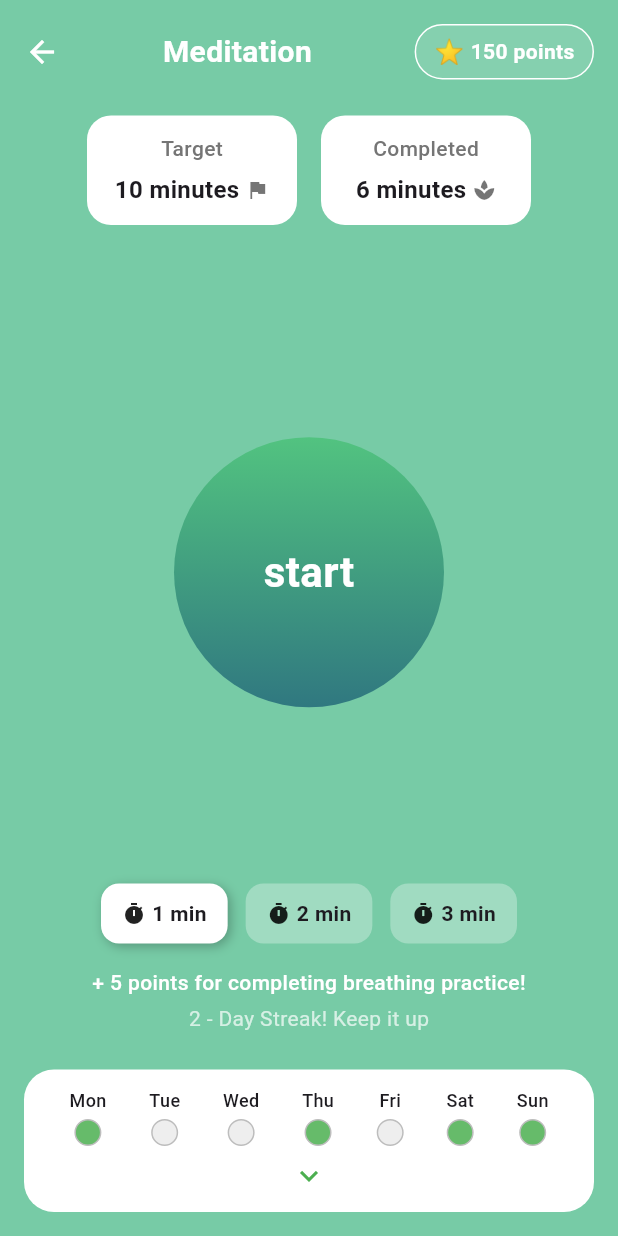
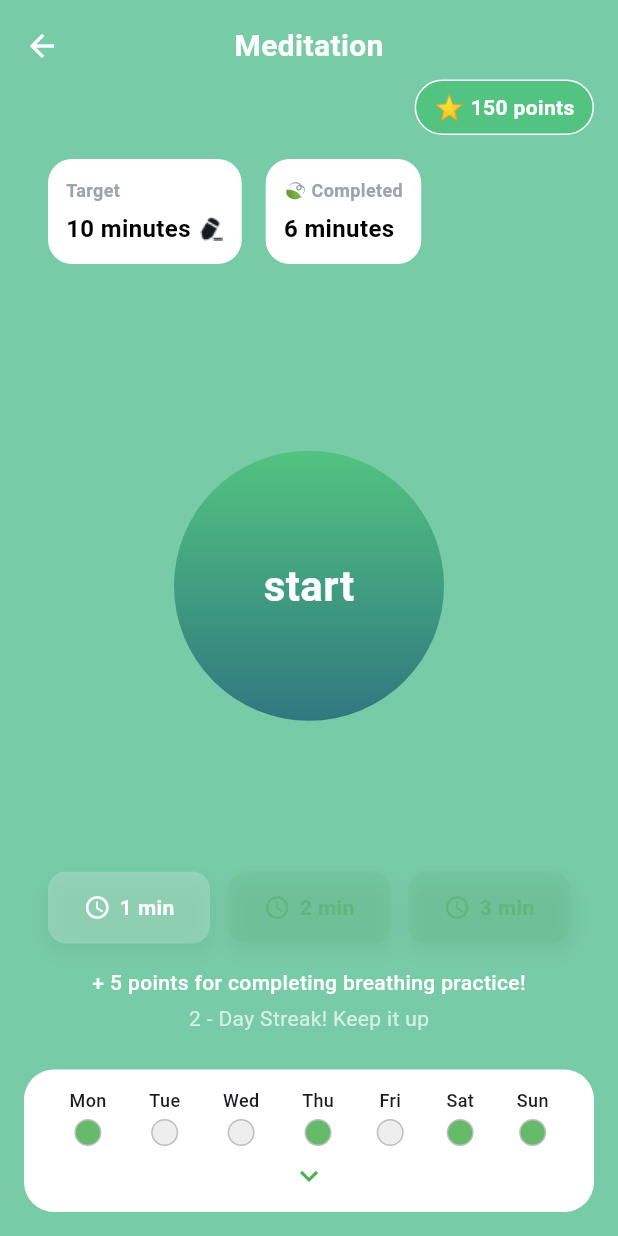
Before and after one commit to AmankeldinovaMadina/smart_health_reminder, a Flutter app: the MeditationPage screen opened directly, on a phone screen of 412 x 824 dp. Run offline on Flutter 3.47's test engine with Material 3 defaults, Android fonts, the phone set to English and light mode, and no system bars; our stand-ins replace firebase_auth; accounts and stored records are empty.

Commit message:
meditation page buttons ui corrected

```diff
--- a/lib/screens/meditation_page.dart
+++ b/lib/screens/meditation_page.dart
@@ -13,11 +13,14 @@ class MeditationPage extends StatelessWidget {
           child: Column(
             crossAxisAlignment: CrossAxisAlignment.center,
             children: [
-              // Top bar with back arrow and title
-              Row(
-                mainAxisAlignment: MainAxisAlignment.spaceBetween,
+              // Top bar with back, title, and points
+              Stack(
+                alignment: Alignment.center,
                 children: [
-                  const Icon(Icons.arrow_back, color: Colors.white),
+                  Align(
+                    alignment: Alignment.centerLeft,
+                    child: Icon(Icons.arrow_back, color: Colors.white),
+                  ),
                   const Text(
                     'Meditation',
                     style: TextStyle(
@@ -26,14 +29,20 @@ class MeditationPage extends StatelessWidget {
                       color: Colors.white,
                     ),
                   ),
-                  Container(
+                ],
+              ),
+              const SizedBox(height: 8),
+              Align(
+                    alignment: Alignment.centerRight,
+                    child: Container(
                       padding: const EdgeInsets.symmetric(horizontal: 12, vertical: 6),
                       decoration: BoxDecoration(
                         borderRadius: BorderRadius.circular(30),
                         border: Border.all(color: Colors.white),
-                      color: Colors.white.withOpacity(0.1),
+                        color: Color(0xFF52C380),
                       ),
                       child: const Row(
+                        mainAxisSize: MainAxisSize.min,
                         children: [
                           Text('⭐', style: TextStyle(fontSize: 16)),
                           SizedBox(width: 4),
@@ -47,19 +56,25 @@ class MeditationPage extends StatelessWidget {
                         ],
                       ),
                     ),
+                  ),
+              const SizedBox(height: 16),
+
+              // Target & Completed
+              Padding(
+                padding: const EdgeInsets.only(left: 16),
+                child: Align(
+                  alignment: Alignment.centerLeft,
+                  child: Row(
+                    mainAxisSize: MainAxisSize.min,
+                    children: [
+                      _statusCard(title: 'Target', value: '10 minutes', isTarget: true),
+                      const SizedBox(width: 16),
+                      _statusCard(title: '🍃 Completed', value: '6 minutes', isTarget: false),
                     ],
                   ),
-              const SizedBox(height: 24),
+                ),
+              ),
 
-              // Target & Completed
-              Row(
-                mainAxisAlignment: MainAxisAlignment.center,
-                children: [
-                  _statusCard(title: 'Target', value: '10 minutes', icon: Icons.flag),
-                  const SizedBox(width: 16),
-                  _statusCard(title: 'Completed', value: '6 minutes', icon: Icons.spa),
-                ],
-              ),
               const SizedBox(height: 24),
 
               // Start Button
@@ -72,8 +87,8 @@ class MeditationPage extends StatelessWidget {
                       shape: BoxShape.circle,
                       gradient: LinearGradient(
                         colors: [
-                          Color(0xFF52C380), // 17%
-                          Color(0xFF307880), // 100%
+                          Color(0xFF52C380),
+                          Color(0xFF307880),
                         ],
                         begin: Alignment.topCenter,
                         end: Alignment.bottomCenter,
@@ -93,15 +108,28 @@ class MeditationPage extends StatelessWidget {
               ),
 
               // Time Buttons
-              Row(
-                mainAxisAlignment: MainAxisAlignment.center,
-                children: const [
-                  _TimeButton(label: '1 min', active: true),
-                  SizedBox(width: 12),
-                  _TimeButton(label: '2 min'),
-                  SizedBox(width: 12),
-                  _TimeButton(label: '3 min'),
+              Padding(
+                padding: const EdgeInsets.symmetric(horizontal: 16),
+                child: LayoutBuilder(
+                  builder: (context, constraints) {
+                    double totalWidth = constraints.maxWidth;
+                    double spacing = 12;
+                    int buttonCount = 3;
+
+                    // Subtract total spacing between buttons
+                    double buttonWidth = (totalWidth - spacing * (buttonCount - 1)) / buttonCount;
+
+                    return Row(
+                      children: [
+                        _TimeButton(label: '1 min', active: true, width: buttonWidth),
+                        SizedBox(width: spacing),
+                        _TimeButton(label: '2 min', width: buttonWidth),
+                        SizedBox(width: spacing),
+                        _TimeButton(label: '3 min', width: buttonWidth),
                       ],
+                    );
+                  },
+                ),
               ),
 
               const SizedBox(height: 16),
@@ -121,6 +149,7 @@ class MeditationPage extends StatelessWidget {
               ),
 
               const SizedBox(height: 24),
+
               // Streak calendar
               Container(
                 padding: const EdgeInsets.symmetric(horizontal: 16, vertical: 12),
@@ -154,83 +183,123 @@ class MeditationPage extends StatelessWidget {
     );
   }
 
-  Widget _statusCard({required String title, required String value, required IconData icon}) {
-    return Container(
-      width: 140,
+Widget _statusCard({
+  required String title,
+  required String value,
+  required bool isTarget,
+}) {
+  return IntrinsicWidth(
+    child: Container(
       padding: const EdgeInsets.all(12),
       decoration: BoxDecoration(
         color: Colors.white,
         borderRadius: BorderRadius.circular(16),
       ),
       child: Column(
+        crossAxisAlignment: CrossAxisAlignment.start,
         children: [
+          // Title
           Text(
             title,
-            style: TextStyle(
-              color: Colors.grey.shade600,
-              fontWeight: FontWeight.w500,
+            style: const TextStyle(
+              fontWeight: FontWeight.w600, // semi-bold
+              fontSize: 12,
+              color: Color(0xFF9CA3AF), // light gray
             ),
           ),
           const SizedBox(height: 6),
+
+          // Value and icon
           Row(
-            mainAxisAlignment: MainAxisAlignment.center,
+            mainAxisSize: MainAxisSize.min,
+            crossAxisAlignment: CrossAxisAlignment.center,
             children: [
               Text(
                 value,
                 style: const TextStyle(
+                  fontSize: 16,
                   fontWeight: FontWeight.bold,
-                  fontSize: 16,
+                  color: Colors.black,
                 ),
               ),
-              const SizedBox(width: 4),
-              Icon(icon, size: 16, color: Colors.black54),
+              const SizedBox(width: 6),
+              isTarget
+                  ? Image.asset(
+                      'assets/change_icon.png',
+                      width: 16,
+                      height: 16,
+                    )
+                  : const Text('', style: TextStyle(fontSize: 14)),
             ],
           ),
         ],
+      ),
+    ),
+  );
+}
+
+}
+
+class _TimeButton extends StatelessWidget {
+  final String label;
+  final bool active;
+  final double width;
+
+  const _TimeButton({
+    required this.label,
+    this.active = false,
+    required this.width,
+  });
+
+  @override
+  Widget build(BuildContext context) {
+    final Color baseColor = const Color(0xFF62B67C);
+
+    return SizedBox(
+      width: width,
+      height: 48,
+      child: Container(
+        decoration: BoxDecoration(
+          color: active
+              ? Colors.white.withOpacity(0.2)
+              : baseColor.withOpacity(0.2),
+          borderRadius: BorderRadius.circular(12),
+          boxShadow: [
+            BoxShadow(
+              color: Colors.black.withOpacity(0.04),
+              offset: const Offset(1,6), // 👈 move shadow downward
+              blurRadius: 10,
+              spreadRadius: 1,
+            ),
+          ],
+        ),
+        child: Row(
+          mainAxisAlignment: MainAxisAlignment.center,
+          children: [
+            Icon(
+              Icons.access_time,
+              size: 18,
+              color: active ? Colors.white : baseColor,
+            ),
+            const SizedBox(width: 6),
+            Text(
+              label,
+              style: TextStyle(
+                fontSize: 14,
+                fontWeight: FontWeight.w600,
+                color: active ? Colors.white : baseColor,
+              ),
+            ),
+          ],
+        ),
       ),
     );
   }
 }
 
-// Time selection button
-class _TimeButton extends StatelessWidget {
-  final String label;
-  final bool active;
 
-  const _TimeButton({required this.label, this.active = false});
 
-  @override
-  Widget build(BuildContext context) {
-    return Container(
-      padding: const EdgeInsets.symmetric(horizontal: 14, vertical: 10),
-      decoration: BoxDecoration(
-        color: active ? Colors.white : Colors.white.withOpacity(0.3),
-        borderRadius: BorderRadius.circular(12),
-        boxShadow: active
-            ? [
-                BoxShadow(
-                  color: Colors.black26,
-                  offset: Offset(2, 2),
-                  blurRadius: 6,
-                )
-              ]
-            : null,
-      ),
-      child: Row(
-        children: [
-          const Icon(Icons.timer, size: 16),
-          const SizedBox(width: 4),
-          Text(
-            label,
-            style: const TextStyle(fontWeight: FontWeight.bold),
-          ),
-        ],
-      ),
-    );
-  }
-}
 
-// Day tracker
 class _DayIndicator extends StatelessWidget {
   final String day;
   final bool filled;
```
Also changed, not shown: assets/change_icon.png (added). Lines whose indentation alone changed are shown as unchanged.
